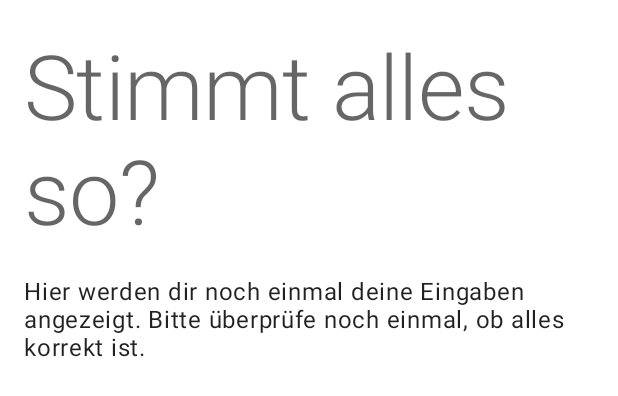
After one commit to winkloid/Android_ArmadilLogin, an Android app: the layout fragment_register_summary.xml on its own in the app's theme, with its tools: preview values and no code run, on a phone screen of 412 x 824 dp. The commit adds this screen. Shown: the top 396 px of the screen. Run offline under Robolectric (Android 15) with nearby library versions, the phone set to English and light mode, and no system bars.

Commit message:
:construction: Added fragment for the user to verify his or her inputs

```diff
--- /dev/null
+++ b/app/src/main/res/layout/fragment_register_summary.xml
@@ -0,0 +1,45 @@
+<?xml version="1.0" encoding="utf-8"?>
+<layout xmlns:android="http://schemas.android.com/apk/res/android"
+    xmlns:app="http://schemas.android.com/apk/res-auto"
+    xmlns:tools="http://schemas.android.com/tools"
+    tools:context=".RegisterSummaryFragment">
+
+    <data>
+
+        <variable
+            name="registerSummaryFragment"
+            type="de.tuchemnitz.armadillogin.ui.register.RegisterSummaryFragment" />
+    </data>
+
+    <ScrollView
+        android:layout_width="match_parent"
+        android:layout_height="match_parent">
+
+        <androidx.constraintlayout.widget.ConstraintLayout
+            android:layout_width="match_parent"
+            android:layout_height="wrap_content"
+            android:padding="16dp">
+
+            <TextView
+                android:id="@+id/textview_register_summary_title"
+                android:layout_width="wrap_content"
+                android:layout_height="wrap_content"
+                android:text="@string/register_summary_title"
+                android:textAppearance="@style/TextAppearance.MaterialComponents.Headline2"
+                app:layout_constraintStart_toStartOf="parent"
+                app:layout_constraintTop_toTopOf="parent" />
+
+            <TextView
+                android:id="@+id/textview_register_summary_explanation"
+                android:layout_width="wrap_content"
+                android:layout_height="wrap_content"
+                android:layout_marginTop="16dp"
+                android:onClick="@{() -> registerSummaryFragment.goToNextView()}"
+                android:text="@string/register_summary_explanation"
+                android:textAppearance="@style/TextAppearance.MaterialComponents.Body1"
+                app:layout_constraintEnd_toEndOf="parent"
+                app:layout_constraintStart_toStartOf="parent"
+                app:layout_constraintTop_toBottomOf="@id/textview_register_summary_title" />
+        </androidx.constraintlayout.widget.ConstraintLayout>
+    </ScrollView>
+</layout>
--- a/app/src/main/res/values/strings.xml
+++ b/app/src/main/res/values/strings.xml
@@ -30,4 +30,6 @@
     <string name="login">Login</string>
     <string name="simple_string_error">Bitte fülle dieses Feld aus</string>
     <string name="email_string_error">Keine gültige E-Mail-Adresse</string>
+    <string name="register_summary_title">Stimmt alles so?</string>
+    <string name="register_summary_explanation">Hier werden dir noch einmal deine Eingaben angezeigt. Bitte überprüfe noch einmal, ob alles korrekt ist.</string>
 </resources>
```
Also changed, not shown: app/src/main/java/de/tuchemnitz/armadillogin/ui/register/RegisterSummaryFragment.kt (+47 -1 lines), app/src/main/res/navigation/login_register_navigation.xml (+11 -1 lines).
